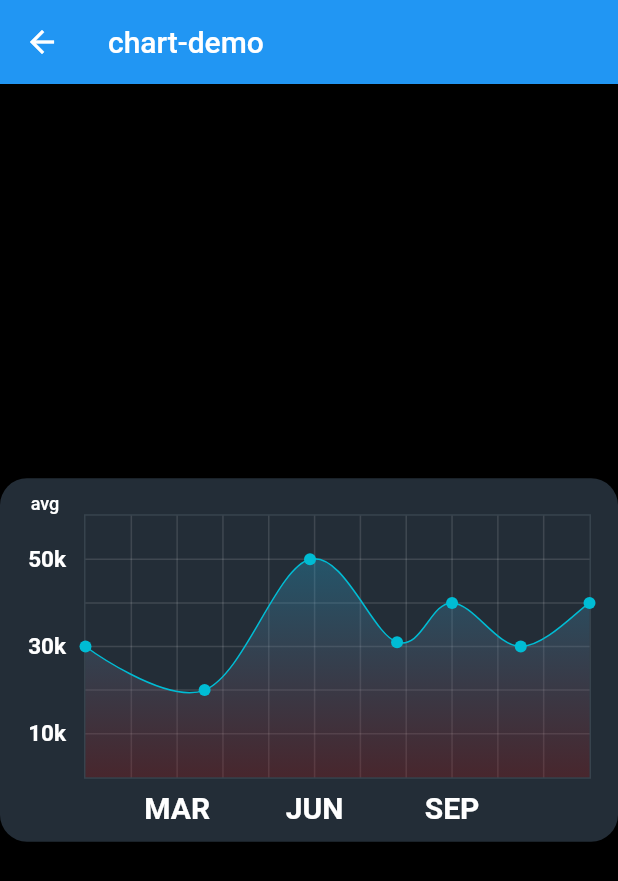
After one commit to chenjun1127/flutter-draggable, a Flutter app: the ChartDemo screen opened by its route, on a phone screen of 412 x 824 dp. The commit adds this screen. Shown: the top 881 px of the screen. Run offline on Flutter 3.47's test engine with Material 2 defaults, Android fonts, the phone set to English and light mode, and no system bars; drawn by our look-alikes of fl_chart.

Commit message:
目录调整增加组件

```diff
--- /dev/null
+++ b/lib/chart/line_chart_sample2.dart
@@ -0,0 +1,268 @@
+import 'package:fl_chart/fl_chart.dart';
+import 'package:flutter/material.dart';
+
+class LineChartSample2 extends StatefulWidget {
+  const LineChartSample2({Key? key}) : super(key: key);
+
+  @override
+  _LineChartSample2State createState() => _LineChartSample2State();
+}
+
+class _LineChartSample2State extends State<LineChartSample2> {
+  List<Color> gradientColors = [
+    const Color(0xff23b6e6),
+    const Color(0xff9d1717),
+  ];
+
+  bool showAvg = false;
+
+  @override
+  Widget build(BuildContext context) {
+    return Stack(
+      children: <Widget>[
+        AspectRatio(
+          aspectRatio: 1.70,
+          child: Container(
+            decoration: const BoxDecoration(
+                borderRadius: BorderRadius.all(
+                  Radius.circular(18),
+                ),
+                color: Color(0xff232d37)),
+            child: Padding(
+              padding: const EdgeInsets.only(right: 18.0, left: 12.0, top: 24, bottom: 12),
+              child: LineChart(
+                mainData(),
+              ),
+            ),
+          ),
+        ),
+        SizedBox(
+          width: 60,
+          height: 34,
+          child: TextButton(
+            onPressed: () {
+              setState(() {
+                showAvg = !showAvg;
+              });
+            },
+            child: Text(
+              'avg',
+              style: TextStyle(fontSize: 12, color: showAvg ? Colors.white.withOpacity(0.5) : Colors.white),
+            ),
+          ),
+        ),
+      ],
+    );
+  }
+
+  LineChartData mainData() {
+    return LineChartData(
+      lineTouchData: LineTouchData(
+        enabled: true,
+        // touchCallback: (){
+        //   print("11111");
+        // }
+        // getTouchLineStart: (LineChartBarData a, int y) {
+        //   print("y---$a");
+        //   return 3.0;
+        // },
+        getTouchLineEnd: (LineChartBarData a, int y) {
+          print("y---$a");
+          return 3.0;
+        },
+      ),
+      gridData: FlGridData(
+        show: true,
+        drawVerticalLine: true,
+        getDrawingHorizontalLine: (value) {
+          return FlLine(
+            color: const Color(0x20ffffff),
+            strokeWidth: 1,
+          );
+        },
+        getDrawingVerticalLine: (value) {
+          return FlLine(
+            color: const Color(0x20ffffff),
+            strokeWidth: 1,
+          );
+        },
+      ),
+      titlesData: FlTitlesData(
+        show: true,
+        rightTitles: SideTitles(showTitles: false),
+        topTitles: SideTitles(showTitles: false),
+        bottomTitles: SideTitles(
+          showTitles: true,
+          reservedSize: 22,
+          interval: 1,
+          getTextStyles: (context, value) =>
+              const TextStyle(color: Color(0xffffffff), fontWeight: FontWeight.bold, fontSize: 20),
+          getTitles: (value) {
+            switch (value.toInt()) {
+              case 2:
+                return 'MAR';
+              case 5:
+                return 'JUN';
+              case 8:
+                return 'SEP';
+            }
+            return '';
+          },
+          margin: 8,
+        ),
+        leftTitles: SideTitles(
+          showTitles: true,
+          interval: 1,
+          getTextStyles: (context, value) => const TextStyle(
+            color: Color(0xffffffff),
+            fontWeight: FontWeight.bold,
+            fontSize: 15,
+          ),
+          getTitles: (value) {
+            switch (value.toInt()) {
+              case 1:
+                return '10k';
+              case 3:
+                return '30k';
+              case 5:
+                return '50k';
+            }
+            return '';
+          },
+          reservedSize: 32,
+          margin: 12,
+        ),
+      ),
+      borderData: FlBorderData(show: true, border: Border.all(color: const Color(0xff37434d), width: 1)),
+      minX: 0,
+      maxX: 11,
+      minY: 0,
+      maxY: 6,
+      lineBarsData: [
+        LineChartBarData(
+          spots: const [
+            FlSpot(0, 3),
+            FlSpot(2.6, 2),
+            FlSpot(4.9, 5),
+            FlSpot(6.8, 3.1),
+            FlSpot(8, 4),
+            FlSpot(9.5, 3),
+            FlSpot(11, 4),
+          ],
+          isCurved: true,
+          barWidth: 1,
+          isStrokeCapRound: true,
+          dotData: FlDotData(
+            show: true,
+          ),
+          belowBarData: BarAreaData(
+            gradientFrom: const Offset(0, 0),
+            gradientTo: const Offset(0, 1),
+            show: true,
+            colors: gradientColors.map((color) => color.withOpacity(0.3)).toList(),
+          ),
+        ),
+      ],
+    );
+  }
+
+  LineChartData avgData() {
+    return LineChartData(
+      lineTouchData: LineTouchData(enabled: false),
+      gridData: FlGridData(
+        show: true,
+        drawHorizontalLine: true,
+        getDrawingVerticalLine: (value) {
+          return FlLine(
+            color: const Color(0xff37434d),
+            strokeWidth: 1,
+          );
+        },
+        getDrawingHorizontalLine: (value) {
+          return FlLine(
+            color: const Color(0xff37434d),
+            strokeWidth: 1,
+          );
+        },
+      ),
+      titlesData: FlTitlesData(
+        show: true,
+        bottomTitles: SideTitles(
+          showTitles: true,
+          reservedSize: 22,
+          getTextStyles: (context, value) =>
+              const TextStyle(color: Color(0xff68737d), fontWeight: FontWeight.bold, fontSize: 16),
+          getTitles: (value) {
+            switch (value.toInt()) {
+              case 2:
+                return 'MAR';
+              case 5:
+                return 'JUN';
+              case 8:
+                return 'SEP';
+            }
+            return '';
+          },
+          margin: 8,
+          interval: 1,
+        ),
+        leftTitles: SideTitles(
+          showTitles: true,
+          getTextStyles: (context, value) => const TextStyle(
+            color: Color(0xff67727d),
+            fontWeight: FontWeight.bold,
+            fontSize: 15,
+          ),
+          getTitles: (value) {
+            switch (value.toInt()) {
+              case 1:
+                return '10k';
+              case 3:
+                return '30k';
+              case 5:
+                return '50k';
+            }
+            return '';
+          },
+          reservedSize: 32,
+          interval: 1,
+          margin: 12,
+        ),
+        topTitles: SideTitles(showTitles: false),
+        rightTitles: SideTitles(showTitles: false),
+      ),
+      borderData: FlBorderData(show: true, border: Border.all(color: const Color(0xff37434d), width: 1)),
+      minX: 0,
+      maxX: 11,
+      minY: 0,
+      maxY: 6,
+      lineBarsData: [
+        LineChartBarData(
+          spots: const [
+            FlSpot(0, 3.44),
+            FlSpot(2.6, 3.44),
+            FlSpot(4.9, 3.44),
+            FlSpot(6.8, 3.44),
+            FlSpot(8, 3.44),
+            FlSpot(9.5, 3.44),
+            FlSpot(11, 3.44),
+          ],
+          isCurved: true,
+          colors: [
+            ColorTween(begin: gradientColors[0], end: gradientColors[1]).lerp(0.2)!,
+            ColorTween(begin: gradientColors[0], end: gradientColors[1]).lerp(0.2)!,
+          ],
+          barWidth: 5,
+          isStrokeCapRound: true,
+          dotData: FlDotData(
+            show: false,
+          ),
+          belowBarData: BarAreaData(show: true, colors: [
+            ColorTween(begin: gradientColors[0], end: gradientColors[1]).lerp(0.2)!.withOpacity(0.1),
+            ColorTween(begin: gradientColors[0], end: gradientColors[1]).lerp(0.2)!.withOpacity(0.1),
+          ]),
+        ),
+      ],
+    );
+  }
+}
--- a/lib/components/slider_widget.dart
+++ b/lib/components/slider_widget.dart
@@ -1,5 +1,6 @@
 import 'package:flutter/cupertino.dart';
 import 'package:flutter/material.dart';
+import 'package:test_app/components/bounce_shape.dart';
 
 class SliderWidget extends StatefulWidget {
   const SliderWidget({Key? key}) : super(key: key);
@@ -15,7 +16,7 @@ class _SliderWidgetState extends State<SliderWidget> {
   Widget build(BuildContext context) {
     return SliderTheme(
       data: SliderTheme.of(context).copyWith(
-
+        trackShape: BounceShape(),
         //已拖动的颜色
         activeTrackColor: Colors.amberAccent,
         //未拖动的颜色
--- a/lib/main.dart
+++ b/lib/main.dart
@@ -2,6 +2,7 @@ import 'package:flutter/material.dart';
 import 'package:test_app/darggable/draggable_grid_widget.dart.dart';
 import 'package:test_app/darggable/draggable_simple.dart';
 import 'package:test_app/pages/card_demo.dart';
+import 'package:test_app/pages/chart_demo.dart';
 import 'package:test_app/pages/home.dart';
 import 'package:test_app/pages/process_demo.dart';
 import 'package:test_app/pages/slider_demo.dart';
@@ -30,6 +31,7 @@ class MyApp extends StatelessWidget {
     routesMap.addAll(ProcessDemo.route());
     routesMap.addAll(CardDemo.route());
     routesMap.addAll(SliderDemo.route());
+    routesMap.addAll(ChartDemo.route());
     return routesMap;
   }
 }
--- /dev/null
+++ b/lib/pages/chart_demo.dart
@@ -0,0 +1,30 @@
+import 'package:flutter/cupertino.dart';
+import 'package:flutter/material.dart';
+import 'package:test_app/chart/line_chart_sample2.dart';
+/*
+ * @Description fl_chart实例
+ * @Author chenjun
+ * @Date 2021/12/9 10:55 AM
+ * @Param
+ * @Return
+ */
+class ChartDemo extends StatelessWidget {
+  const ChartDemo({Key? key}) : super(key: key);
+
+  static Map<String, WidgetBuilder> route() {
+    return {'/chart-demo': (BuildContext context) => ChartDemo()};
+  }
+
+  @override
+  Widget build(BuildContext context) {
+    return Scaffold(
+      backgroundColor: Colors.black,
+      appBar: AppBar(
+        title: Text("chart-demo"),
+      ),
+      body: Center(
+        child: LineChartSample2(),
+      ),
+    );
+  }
+}
--- a/lib/pages/home.dart
+++ b/lib/pages/home.dart
@@ -53,6 +53,13 @@ class _HomeState extends State<Home> {
                 subtitle: Text('滑块组件'),
                 onTap: () => Navigator.of(context).pushNamed('/slider-demo'),
               ),
+            ),
+            Card(
+              child: ListTile(
+                title: Text('chart-example-demo'),
+                subtitle: Text('chart-example-'),
+                onTap: () => Navigator.of(context).pushNamed('/chart-demo'),
+              ),
             )
           ],
         ),
--- a/pubspec.yaml
+++ b/pubspec.yaml
@@ -28,6 +28,7 @@ dependencies:
   # The following adds the Cupertino Icons font to your application.
   # Use with the CupertinoIcons class for iOS style icons.
   cupertino_icons: ^1.0.2
+  fl_chart: ^0.40.2
 
 dev_dependencies:
   flutter_test:
```
Also changed, not shown: lib/components/bounce_shape.dart (added, +29 -0 lines), pubspec.lock.
